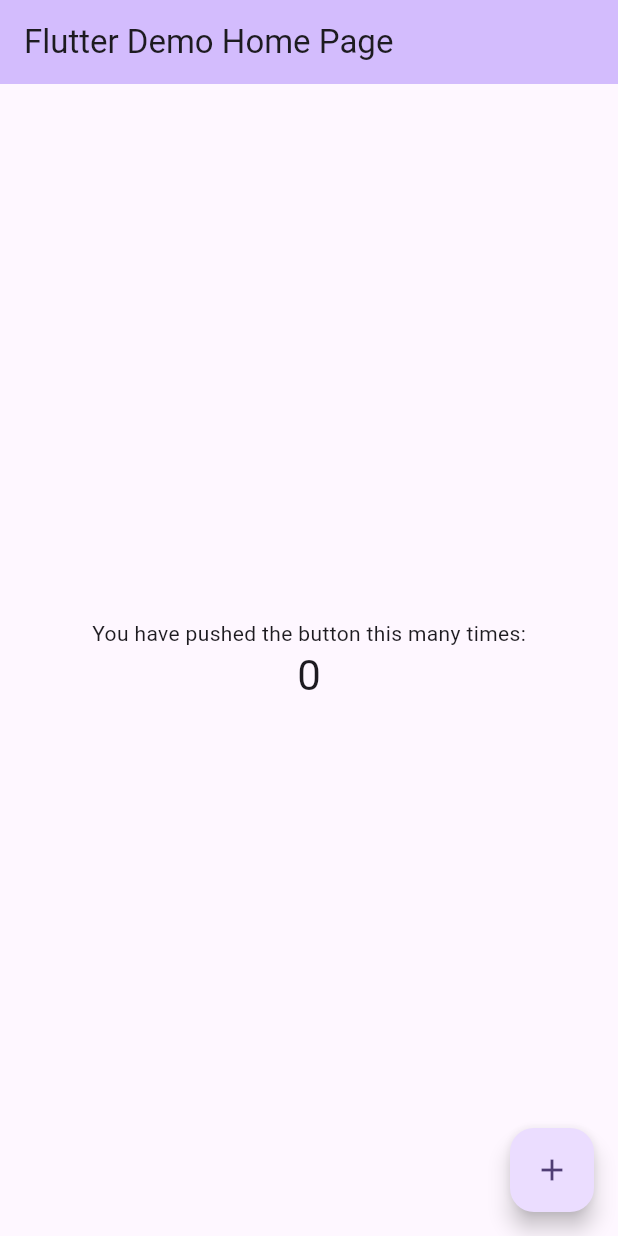
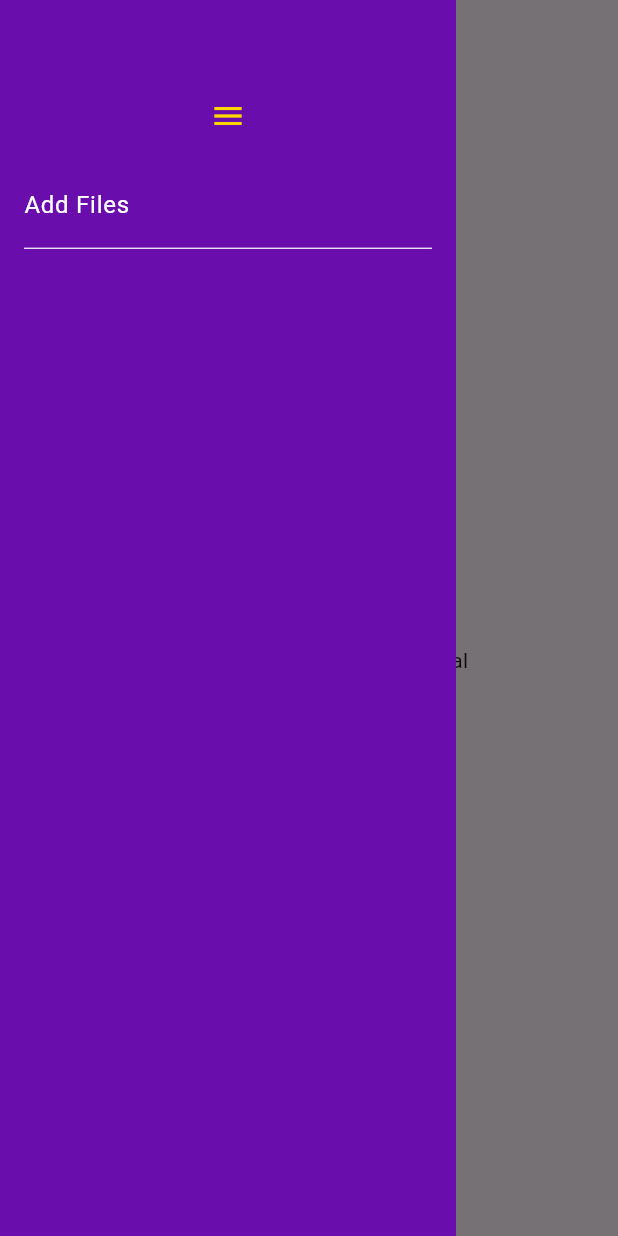
Before and after one commit to HumbertoSaw/backstager, a Flutter app: the screen it shows after launch, with the side drawer open (before the commit the screen has no drawer), on a phone screen of 412 x 824 dp. Run offline on Flutter 3.47's test engine with Material 3 defaults, Android fonts, the phone set to English and light mode, and no system bars; our stand-ins replace file_picker, permission_handler.

Commit message:
feat: Added view for adding files to app

```diff
--- /dev/null
+++ b/backstager/lib/components/sidebar-menu-component.dart
@@ -0,0 +1,67 @@
+import 'package:backstager/add_files_view.dart';
+import 'package:flutter/material.dart';
+
+class SidebarMenuComponent extends StatelessWidget {
+  const SidebarMenuComponent({super.key});
+
+  @override
+  Widget build(BuildContext context) {
+    return Drawer(
+      shape: const RoundedRectangleBorder(borderRadius: BorderRadius.zero),
+      backgroundColor: const Color(0xFF6A0DAD),
+      child: ListView(
+        padding: EdgeInsets.zero,
+        children: [
+          Center(
+            child: Container(
+              padding: const EdgeInsetsDirectional.only(top: 65, bottom: 20),
+              child: Icon(Icons.menu, color: Color(0xFFFFD700), size: 24),
+            ),
+          ),
+          Column(
+            children: [
+              ListTile(
+                title: const Text(
+                  'Add Files',
+                  style: TextStyle(color: Colors.white),
+                ),
+                onTap: () {
+                  Navigator.pop(context);
+                  Navigator.push(
+                    context,
+                    PageRouteBuilder(
+                      pageBuilder: (context, animation, secondaryAnimation) =>
+                          const AddFilesView(),
+                      transitionsBuilder:
+                          (context, animation, secondaryAnimation, child) {
+                            const begin = Offset(1.0, 0.0);
+                            const end = Offset.zero;
+                            const curve = Curves.ease;
+
+                            final tween = Tween(
+                              begin: begin,
+                              end: end,
+                            ).chain(CurveTween(curve: curve));
+                            final offsetAnimation = animation.drive(tween);
+
+                            return SlideTransition(
+                              position: offsetAnimation,
+                              child: child,
+                            );
+                          },
+                      transitionDuration: const Duration(milliseconds: 300),
+                    ),
+                  );
+                },
+              ),
+              Padding(
+                padding: const EdgeInsets.symmetric(horizontal: 16.0),
+                child: Divider(color: Colors.white, height: 1, thickness: 0.8),
+              ),
+            ],
+          ),
+        ],
+      ),
+    );
+  }
+}
--- /dev/null
+++ b/backstager/lib/home.dart
@@ -0,0 +1,30 @@
+import 'package:backstager/components/sidebar-menu-component.dart';
+import 'package:flutter/material.dart';
+
+class HomeView extends StatefulWidget {
+  const HomeView({super.key});
+
+  @override
+  State<HomeView> createState() => _HomeViewState();
+}
+
+class _HomeViewState extends State<HomeView> {
+  bool _firstBuild = true;
+  final GlobalKey<ScaffoldState> _scaffoldKey = GlobalKey<ScaffoldState>();
+  @override
+  Widget build(BuildContext context) {
+    if (_firstBuild) {
+      WidgetsBinding.instance.addPostFrameCallback((_) {
+        _scaffoldKey.currentState?.openDrawer();
+        _scaffoldKey.currentState?.closeDrawer();
+        _firstBuild = false;
+      });
+    }
+    return Scaffold(
+      key: _scaffoldKey,
+      appBar: AppBar(title: Text('Pantalla Principal')),
+      drawer: SidebarMenuComponent(),
+      body: Center(child: Text('Bienvenido a la pantalla principal')),
+    );
+  }
+}
--- a/backstager/lib/main.dart
+++ b/backstager/lib/main.dart
@@ -1,4 +1,5 @@
 import 'package:flutter/material.dart';
+import 'home.dart';
 
 void main() {
   runApp(const MyApp());
@@ -7,116 +8,8 @@ void main() {
 class MyApp extends StatelessWidget {
   const MyApp({super.key});
 
-  // This widget is the root of your application.
   @override
   Widget build(BuildContext context) {
-    return MaterialApp(
-      title: 'Flutter Demo',
-      theme: ThemeData(
-        // This is the theme of your application.
-        //
-        // TRY THIS: Try running your application with "flutter run". You'll see
-        // the application has a purple toolbar. Then, without quitting the app,
-        // try changing the seedColor in the colorScheme below to Colors.green
-        // and then invoke "hot reload" (save your changes or press the "hot
-        // reload" button in a Flutter-supported IDE, or press "r" if you used
-        // the command line to start the app).
-        //
-        // Notice that the counter didn't reset back to zero; the application
-        // state is not lost during the reload. To reset the state, use hot
-        // restart instead.
-        //
-        // This works for code too, not just values: Most code changes can be
-        // tested with just a hot reload.
-        colorScheme: ColorScheme.fromSeed(seedColor: Colors.deepPurple),
-      ),
-      home: const MyHomePage(title: 'Flutter Demo Home Page'),
-    );
+    return MaterialApp(title: '', home: HomeView());
   }
 }
-
-class MyHomePage extends StatefulWidget {
-  const MyHomePage({super.key, required this.title});
-
-  // This widget is the home page of your application. It is stateful, meaning
-  // that it has a State object (defined below) that contains fields that affect
-  // how it looks.
-
-  // This class is the configuration for the state. It holds the values (in this
-  // case the title) provided by the parent (in this case the App widget) and
-  // used by the build method of the State. Fields in a Widget subclass are
-  // always marked "final".
-
-  final String title;
-
-  @override
-  State<MyHomePage> createState() => _MyHomePageState();
-}
-
-class _MyHomePageState extends State<MyHomePage> {
-  int _counter = 0;
-
-  void _incrementCounter() {
-    setState(() {
-      // This call to setState tells the Flutter framework that something has
-      // changed in this State, which causes it to rerun the build method below
-      // so that the display can reflect the updated values. If we changed
-      // _counter without calling setState(), then the build method would not be
-      // called again, and so nothing would appear to happen.
-      _counter++;
-    });
-  }
-
-  @override
-  Widget build(BuildContext context) {
-    // This method is rerun every time setState is called, for instance as done
-    // by the _incrementCounter method above.
-    //
-    // The Flutter framework has been optimized to make rerunning build methods
-    // fast, so that you can just rebuild anything that needs updating rather
-    // than having to individually change instances of widgets.
-    return Scaffold(
-      appBar: AppBar(
-        // TRY THIS: Try changing the color here to a specific color (to
-        // Colors.amber, perhaps?) and trigger a hot reload to see the AppBar
-        // change color while the other colors stay the same.
-        backgroundColor: Theme.of(context).colorScheme.inversePrimary,
-        // Here we take the value from the MyHomePage object that was created by
-        // the App.build method, and use it to set our appbar title.
-        title: Text(widget.title),
-      ),
-      body: Center(
-        // Center is a layout widget. It takes a single child and positions it
-        // in the middle of the parent.
-        child: Column(
-          // Column is also a layout widget. It takes a list of children and
-          // arranges them vertically. By default, it sizes itself to fit its
-          // children horizontally, and tries to be as tall as its parent.
-          //
-          // Column has various properties to control how it sizes itself and
-          // how it positions its children. Here we use mainAxisAlignment to
-          // center the children vertically; the main axis here is the vertical
-          // axis because Columns are vertical (the cross axis would be
-          // horizontal).
-          //
-          // TRY THIS: Invoke "debug painting" (choose the "Toggle Debug Paint"
-          // action in the IDE, or press "p" in the console), to see the
-          // wireframe for each widget.
-          mainAxisAlignment: MainAxisAlignment.center,
-          children: <Widget>[
-            const Text('You have pushed the button this many times:'),
-            Text(
-              '$_counter',
-              style: Theme.of(context).textTheme.headlineMedium,
-            ),
-          ],
-        ),
-      ),
-      floatingActionButton: FloatingActionButton(
-        onPressed: _incrementCounter,
-        tooltip: 'Increment',
-        child: const Icon(Icons.add),
-      ), // This trailing comma makes auto-formatting nicer for build methods.
-    );
-  }
-}
--- a/backstager/pubspec.yaml
+++ b/backstager/pubspec.yaml
@@ -28,6 +28,10 @@ environment:
 # the latest version available on pub.dev. To see which dependencies have newer
 # versions available, run `flutter pub outdated`.
 dependencies:
+  permission_handler: ^12.0.0+1
+  path_provider: ^2.1.5
+  file_picker: ^10.2.0
+
   flutter:
     sdk: flutter
 
```
Also changed, not shown: backstager/lib/add_files_view.dart (added, +110 -0 lines), backstager/lib/helpers/storage_permission_helper.dart (added, +30 -0 lines), backstager/pubspec.lock, 5 other files.
